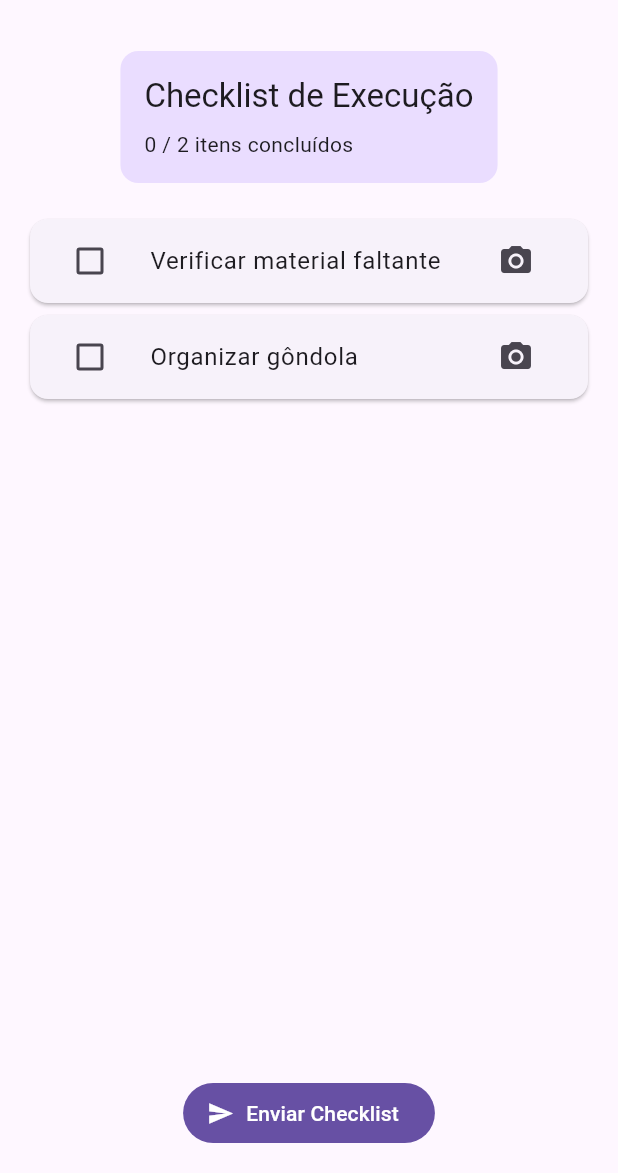
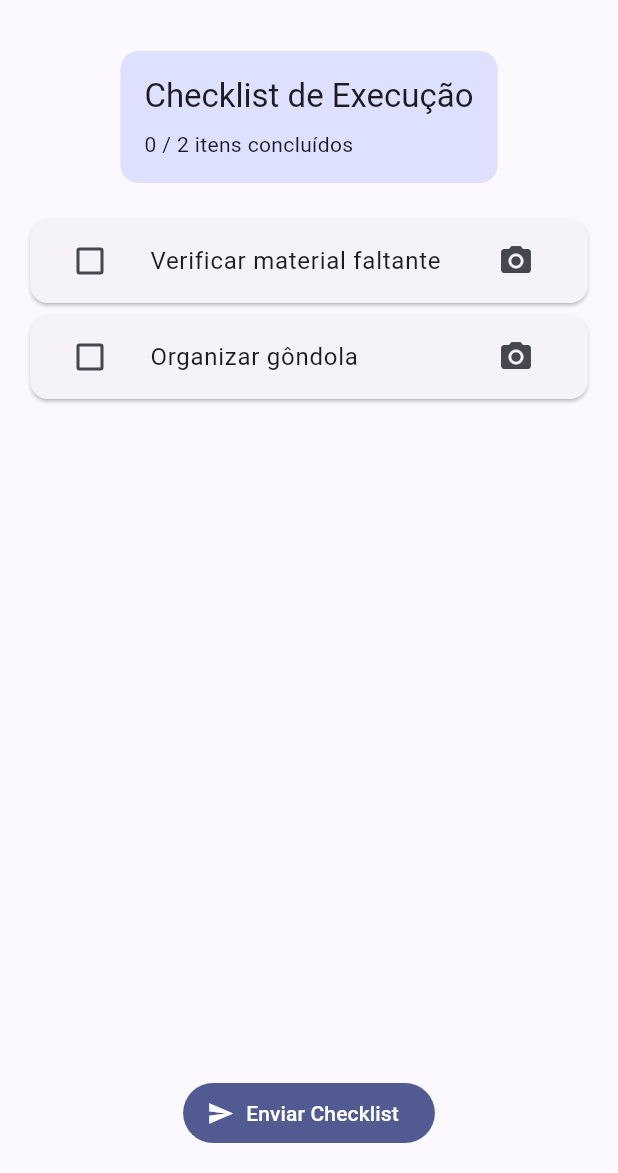
Before and after one commit to GuusAndrade/sittrade-checklist-app, a Flutter app: the screen it shows after launch, on a phone screen of 412 x 824 dp, the part 63-1236 px from its top. Run offline on Flutter 3.47's test engine with Material 3 defaults, Android fonts, the phone set to English and light mode, and no system bars; our stand-ins replace equatable, flutter_bloc.

Commit message:
feat(app): update theme to use Material 3 with indigo color scheme

```diff
--- a/lib/app.dart
+++ b/lib/app.dart
@@ -14,7 +14,8 @@ class MyApp extends StatelessWidget {
       title: 'SitTrade Checklist',
       debugShowCheckedModeBanner: false,
       theme: ThemeData(
-        primarySwatch: Colors.blue,
+        useMaterial3: true,
+        colorSchemeSeed: Colors.indigo,
       ),
       home: BlocProvider(
         create: (_) => ChecklistBloc()..add(const LoadChecklist()),
```
